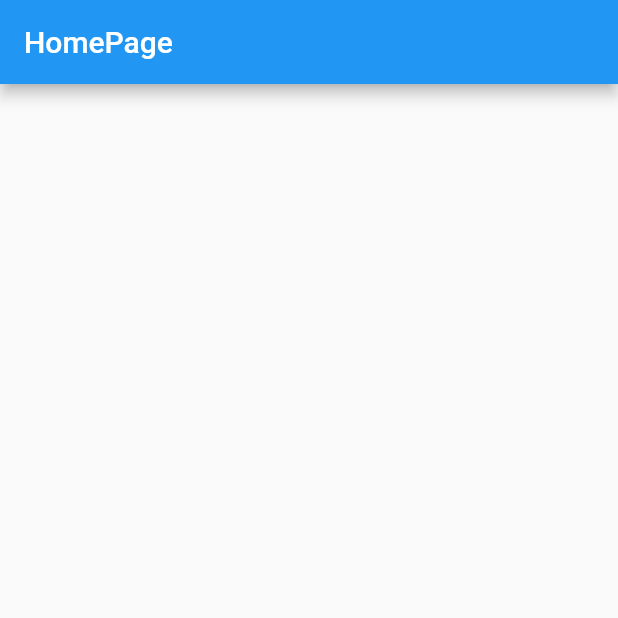
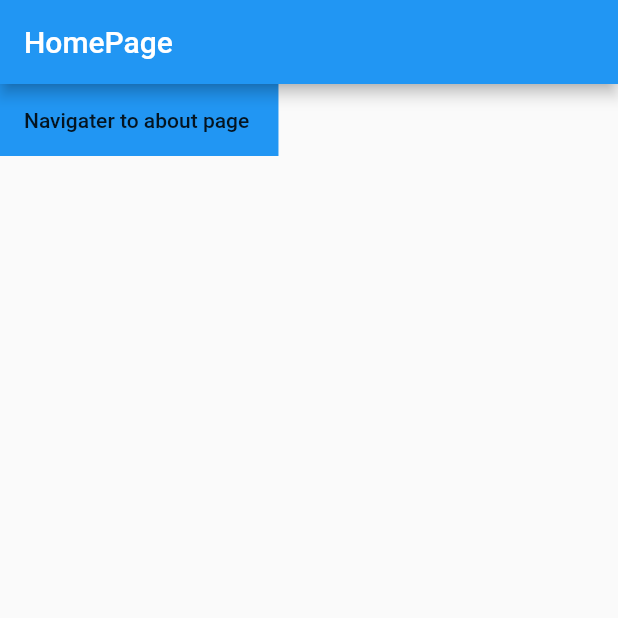
Before and after one commit to HasanMasrur/Flutter_Localization, a Flutter app: the screen it shows after launch, on a phone screen of 412 x 824 dp, the top half of it. Run offline on Flutter 3.47's test engine with Material 2 defaults, Android fonts, the phone set to English and light mode, and no system bars.

Commit message:
connected routes to page

```diff
--- a/lib/pages/about_page.dart
+++ b/lib/pages/about_page.dart
@@ -12,7 +12,7 @@ class _AboutPage extends State<AboutPage> {
   Widget build(BuildContext context) {
     return Scaffold(
       appBar: AppBar(
-        title: Text('HomePage'),
+        title: Text('AboutPage'),
       ),
       body: Container(),
     );
--- a/lib/pages/home_page .dart
+++ b/lib/pages/home_page .dart
@@ -1,3 +1,4 @@
+import 'package:Flutter_Localization/routes/route_name.dart';
 import 'package:flutter/material.dart';
 
 class HomePage extends StatefulWidget {
@@ -14,7 +15,15 @@ class _HomePage extends State<HomePage> {
       appBar: AppBar(
         title: Text('HomePage'),
       ),
-      body: Container(),
+      body: Container(
+        color: Colors.blue,
+        child: MaterialButton(
+          onPressed: () {
+            Navigator.pushNamed(context, aboutRoute);
+          },
+          child: Text('Navigater to about page '),
+        ),
+      ),
     );
   }
 }
--- a/lib/pages/sattings_page.dart
+++ b/lib/pages/sattings_page.dart
@@ -12,7 +12,7 @@ class _SattingPage extends State<SattingPage> {
   Widget build(BuildContext context) {
     return Scaffold(
       appBar: AppBar(
-        title: Text('HomePage'),
+        title: Text('SettingPage'),
       ),
       body: Container(),
     );
--- a/lib/routes/custome_router.dart
+++ b/lib/routes/custome_router.dart
@@ -1,4 +1,6 @@
+import 'package:Flutter_Localization/pages/about_page.dart';
 import 'package:Flutter_Localization/pages/home_page%20.dart';
+import 'package:Flutter_Localization/pages/sattings_page.dart';
 import 'package:Flutter_Localization/routes/route_name.dart';
 import 'package:flutter/material.dart';
 
@@ -7,6 +9,10 @@ class CustomRouter {
     switch (settings.name) {
       case homeRoute:
         return MaterialPageRoute(builder: (_) => HomePage());
+      case aboutRoute:
+        return MaterialPageRoute(builder: (_) => AboutPage());
+      case settingRoute:
+        return MaterialPageRoute(builder: (_) => SattingPage());
     }
   }
 }
--- a/lib/routes/route_name.dart
+++ b/lib/routes/route_name.dart
@@ -1,3 +1,3 @@
 const String homeRoute = '/';
-const String about = 'about';
-const String settingsRoute = 'settings';
+const String aboutRoute = 'about';
+const String settingRoute = 'settings';
```
